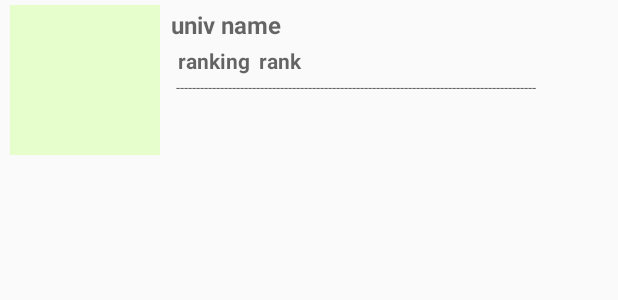
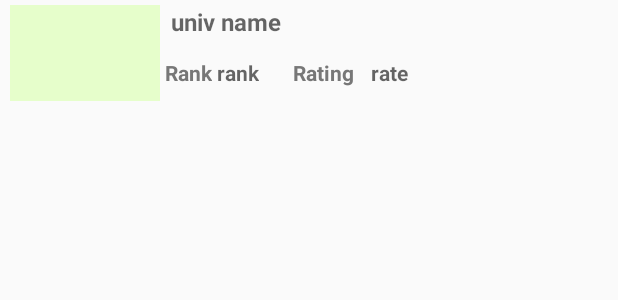
Before and after one commit to karankhara90/NetUse, an Android app: the layout custom_spinner.xml on its own in the app's theme, with its tools: preview values and no code run, on a phone screen of 412 x 824 dp. Shown: the top 300 px of the screen. Run offline under Robolectric (Android 15) with nearby library versions, the phone set to English and light mode, and no system bars.

```diff
--- a/app/build.gradle
+++ b/app/build.gradle
@@ -49,6 +49,8 @@ dependencies {
 //    compile 'com.google.android.gms:play-services:11.6.2'
 
     // firebase related
+    compile 'com.google.firebase:firebase-core:11.6.2'
+    compile 'com.google.firebase:firebase-database:11.6.2'
     implementation 'com.google.firebase:firebase-core:11.6.2'
     implementation 'com.google.firebase:firebase-database:11.6.2'
     implementation 'com.google.firebase:firebase-storage:11.6.2'
--- a/app/src/main/java/khara/karan/netuse/UpdateProfile.java
+++ b/app/src/main/java/khara/karan/netuse/UpdateProfile.java
@@ -179,7 +179,7 @@
 ////                    if(univDetailObj.get("UnivCountry").toString().equals("United States")) {
 //                        univDetail.setUnivName(univName);
 //                        objID = univDetailObj.getObjectId().toString();
-//                        univDetail.setObjectID(objID);
+//                        univDetail.setUnivId(objID);
 //
 //                    univDetail.setRanking(univRank);
 //                        univRate = univDetailObj.get("univRating").toString();
--- a/app/src/main/res/layout/custom_spinner.xml
+++ b/app/src/main/res/layout/custom_spinner.xml
@@ -1,7 +1,7 @@
 <?xml version="1.0" encoding="utf-8"?>
 <RelativeLayout xmlns:android="http://schemas.android.com/apk/res/android"
-    android:layout_width="fill_parent"
-    android:layout_height="wrap_content"
+    android:layout_width="match_parent"
+    android:layout_height="70dp"
     android:orientation="vertical"
     android:padding="2px" >
 
@@ -15,57 +15,104 @@
         android:layout_marginRight="1dp"
         android:background="#e6fecb" />
 
+    <LinearLayout
+        android:layout_width="match_parent"
+        android:layout_height="match_parent"
+        android:layout_toRightOf="@id/univ_logo_pic"
+        android:orientation="vertical">
+
+        <LinearLayout
+            android:layout_width="wrap_content"
+            android:layout_height="30dp"
+            android:layout_toRightOf="@id/univ_logo_pic"
+            android:orientation="horizontal">
+
             <TextView
-        android:id="@+id/text_main_univ"
+                android:id="@+id/tvProfileUnivName"
                 android:layout_width="wrap_content"
                 android:layout_height="wrap_content"
+                android:layout_alignTop="@+id/univ_logo_pic"
+                android:layout_marginLeft="4dp"
+                android:layout_toEndOf="@+id/univ_logo_pic"
+                android:layout_toRightOf="@+id/univ_logo_pic"
+                android:hint="univ name"
                 android:padding="3px"
-        android:hint="univ name"
                 android:textColor="#0022ee"
                 android:textSize="16dp"
-        android:textStyle="bold"
-        android:layout_marginLeft="4dp"
-        android:layout_alignTop="@+id/univ_logo_pic"
-        android:layout_toRightOf="@+id/univ_logo_pic"
-        android:layout_toEndOf="@+id/univ_logo_pic" />
+                android:textStyle="bold" />
+        </LinearLayout>
+
+        <LinearLayout
+            android:layout_width="278dp"
+            android:layout_height="30dp"
+            android:layout_marginTop="5dp"
+            android:layout_toRightOf="@id/univ_logo_pic"
+            android:orientation="horizontal">
 
             <TextView
-        android:id="@+id/sub_text_seen"
+                android:id="@+id/textRanking"
                 android:layout_width="wrap_content"
                 android:layout_height="wrap_content"
+                android:layout_above="@+id/sub_text_divide"
+                android:layout_alignStart="@+id/tvProfileUnivName"
+                android:padding="3px"
+                android:text="Rank"
+                android:textColor="#777777"
                 android:textSize="14dp"
+                android:textStyle="bold" />
+
+            <TextView
+                android:id="@+id/tvProfileRanking"
+                android:layout_width="wrap_content"
+                android:layout_height="wrap_content"
+
+                android:layout_above="@+id/textRanking"
+                android:layout_toEndOf="@+id/tvProfileUnivName"
+                android:hint="rank"
                 android:padding="2px"
-        android:hint="ranking"
-        android:textStyle="bold"
-        android:layout_marginLeft="5dp"
                 android:textColor="#777777"
-        android:layout_below="@+id/text_main_univ"
-        android:layout_alignLeft="@+id/text_main_univ"
-        android:layout_alignStart="@+id/text_main_univ" />
+                android:textSize="14dp"
+                android:textStyle="bold" />
+
             <TextView
-        android:id="@+id/sub_text_rank"
+                android:id="@+id/textRating"
+                android:layout_width="52dp"
+                android:layout_height="wrap_content"
+                android:layout_centerVertical="true"
+                android:layout_marginLeft="20dp"
+                android:padding="2px"
+                android:text="Rating"
+                android:textColor="#777777"
+                android:textSize="14dp"
+                android:textStyle="bold" />
+
+            <TextView
+                android:id="@+id/tvProfileRating"
                 android:layout_width="32dp"
                 android:layout_height="wrap_content"
+                android:layout_centerVertical="true"
+                android:layout_toEndOf="@+id/tvProfileUnivName"
+                android:hint="rate"
+                android:padding="2px"
+                android:textColor="#777777"
                 android:textSize="14dp"
-        android:padding="2px"
-        android:textStyle="bold"
-        android:hint="rank"
-        android:layout_marginLeft="3dp"
-        android:textColor="#777777"
-        android:layout_below="@+id/text_main_univ"
-        android:layout_toRightOf="@+id/sub_text_seen"
-        android:layout_toEndOf="@+id/sub_text_seen" />
+                android:textStyle="bold" />
+
+        </LinearLayout>
+
 
     <TextView
         android:id="@+id/sub_text_divide"
-        android:layout_width="wrap_content"
+        android:layout_width="match_parent"
         android:layout_height="10dp"
-        android:textSize="10dp"
+        android:layout_alignStart="@+id/univ_logo_pic"
+        android:layout_below="@+id/univ_logo_pic"
+        android:hint="------------------------------------------------------------------------------------------"
         android:paddingTop="0px"
-        android:hint="------------------------------------------------------------------------------------------"
-        android:layout_below="@+id/sub_text_seen"
-        android:layout_alignLeft="@+id/sub_text_seen"
-        android:layout_alignStart="@+id/sub_text_seen"
-        android:textColor="#dfdfdf" />
+        android:textColor="#dfdfdf"
+        android:textSize="10dp" />
+
+    </LinearLayout>
+
 
 </RelativeLayout>
--- a/app/src/main/res/layout/fragment_create_profile.xml
+++ b/app/src/main/res/layout/fragment_create_profile.xml
@@ -58,7 +58,7 @@
         <Spinner
             android:id="@+id/spUniversity"
             android:layout_width="match_parent"
-            android:layout_height="30dp"
+            android:layout_height="70dp"
             android:layout_alignParentLeft="true"
             android:layout_alignParentStart="true"
             android:layout_below="@+id/spCountry"
```
Also changed, not shown: app/src/main/java/khara/karan/netuse/CreateProfile.java (+158 -72 lines), app/src/main/java/khara/karan/netuse/SignUpActivity.java (+5 -5 lines), app/src/main/java/khara/karan/netuse/UnivDetail.java (+40 -16 lines), app/src/main/res/layout/custom_list_suggest.xml (+3 -4 lines). Lines whose indentation alone changed are shown as unchanged.
